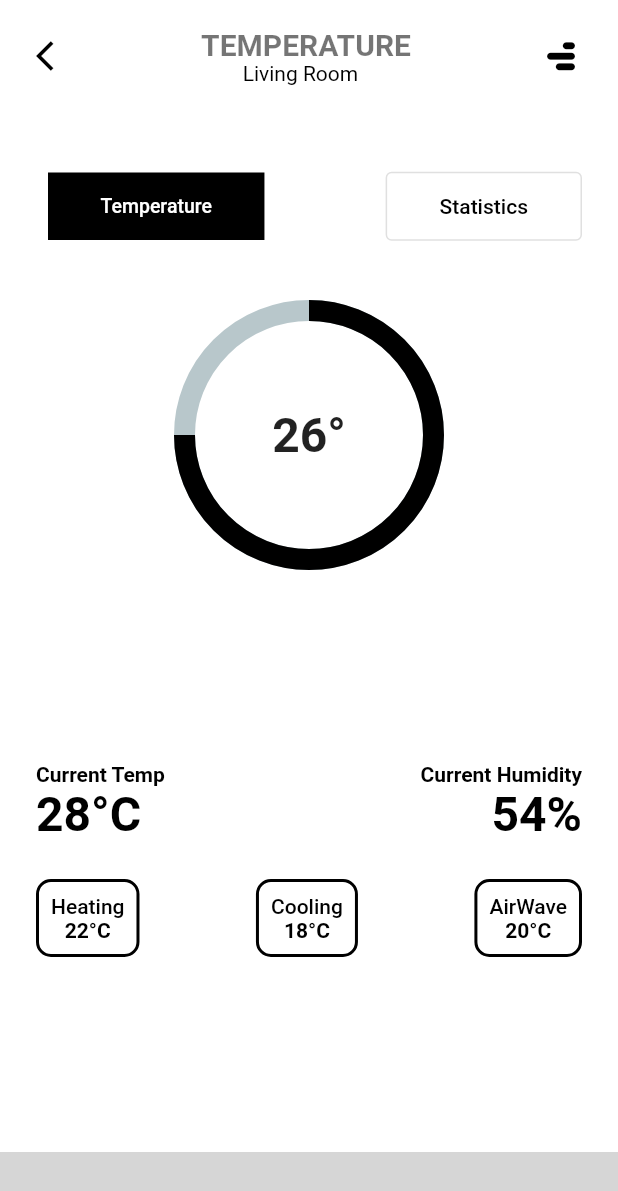
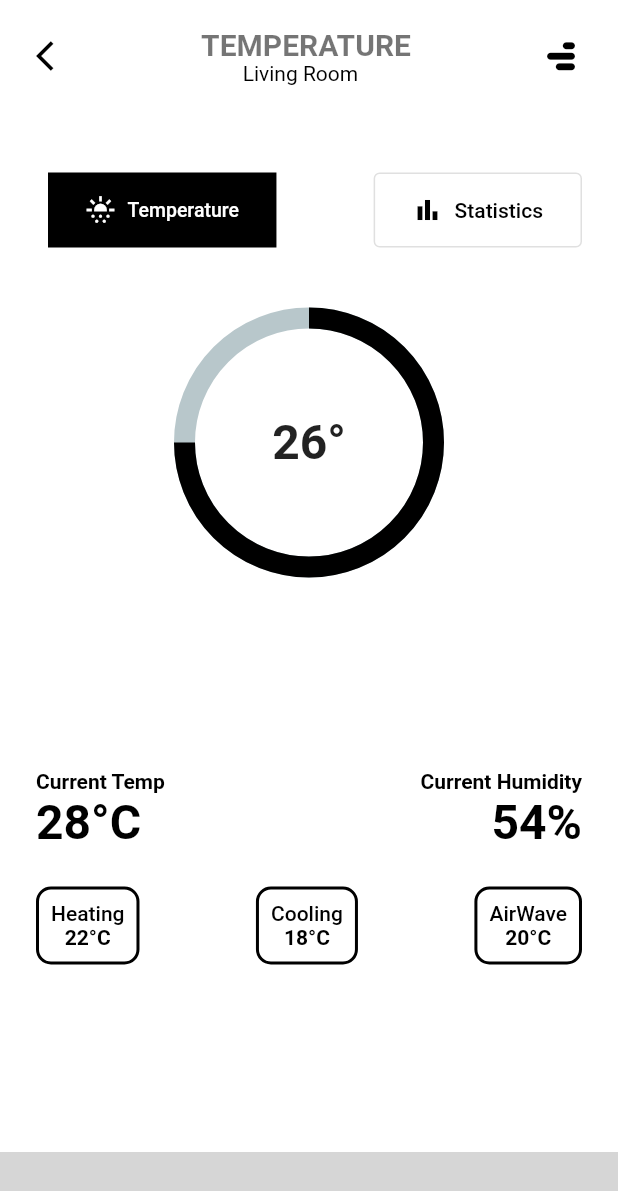
Before and after one commit to Alex5683/home_application, a Flutter app: the screen it shows after launch, on a phone screen of 412 x 824 dp. Shown: the top 1191 px of the screen. Run offline on Flutter 3.47's test engine with Material 2 defaults, Android fonts, the phone set to English and light mode, and no system bars; drawn by our look-alikes of percent_indicator; our stand-ins replace google_fonts; missing offline and left inert: molten_navigationbar_flutter; grey boxes are pictures that could not be loaded.

Commit message:
this is my first pro

```diff
--- a/lib/pages/temperature.dart
+++ b/lib/pages/temperature.dart
@@ -82,25 +82,44 @@ class _TemperaturePageState extends State<TemperaturePage> {
                       onPressed: () {},
                       child: Container(
                         color: Colors.black,
-                        padding: const EdgeInsets.symmetric(vertical: 15, horizontal: 35),
-                        child: const Text(
+                        padding: const EdgeInsets.symmetric(vertical: 15, horizontal: 25),
+                        child: Row(
+                          children: [
+                            Icon(
+                              Icons.sunny_snowing,
+                              color: Colors.white,
+                              size: 20,
+                            ),
+                            const SizedBox(width: 8),
+                            const Text(
                               'Temperature',
                               style: TextStyle(color: Colors.white, fontSize: 13.0),
+                            ),
+                          ],
                         ),
                       ),
                     ),
 
                     OutlinedButton(
-                         onPressed: () {  },
+                      onPressed: () {},
                       child: Container(
-                           padding: const EdgeInsets.symmetric(vertical: 15, horizontal: 20),
-                        child: Text(
+                        padding: const EdgeInsets.symmetric(vertical: 15, horizontal: 10),
+                        child: Row(
+                          children: [
+                            Icon(
+                              Icons.bar_chart,
+                              color: Colors.black,
+                              size: 20,
+                            ),
+                            SizedBox(width: 8),
+                            Text(
                               "Statistics",
                               style: TextStyle(
                                 color: Colors.black,
                               ),
                             ),
-
+                          ],
+                        ),
                       ),
                     )
                   ],
```
Lines whose indentation alone changed are shown as unchanged.
